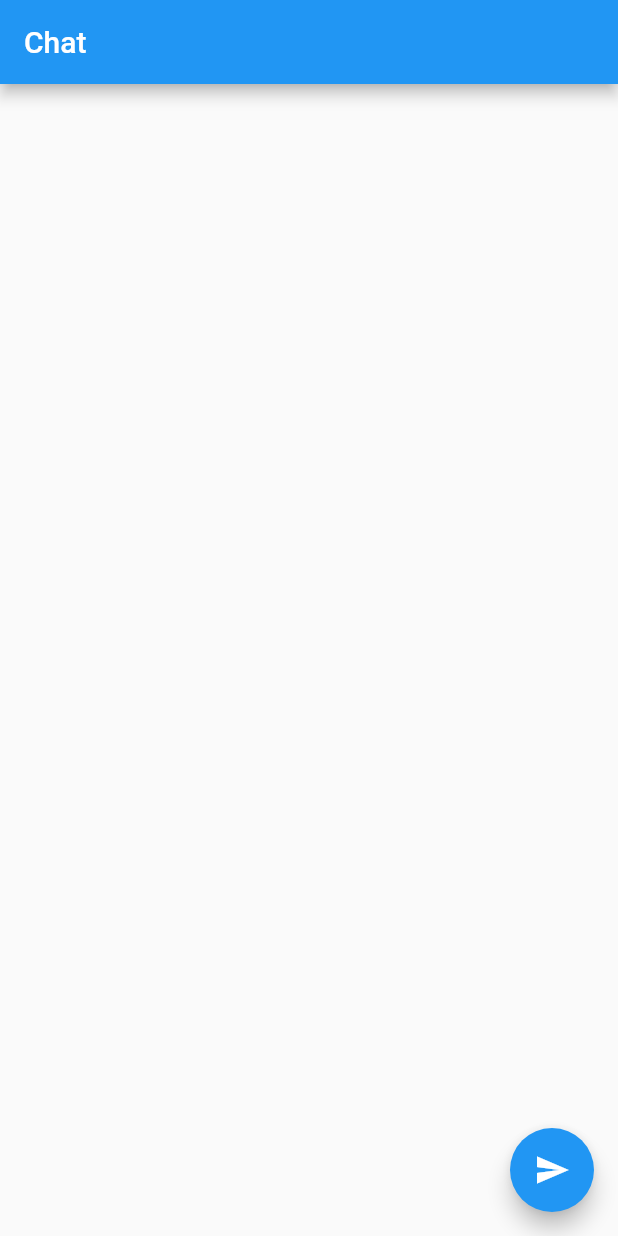
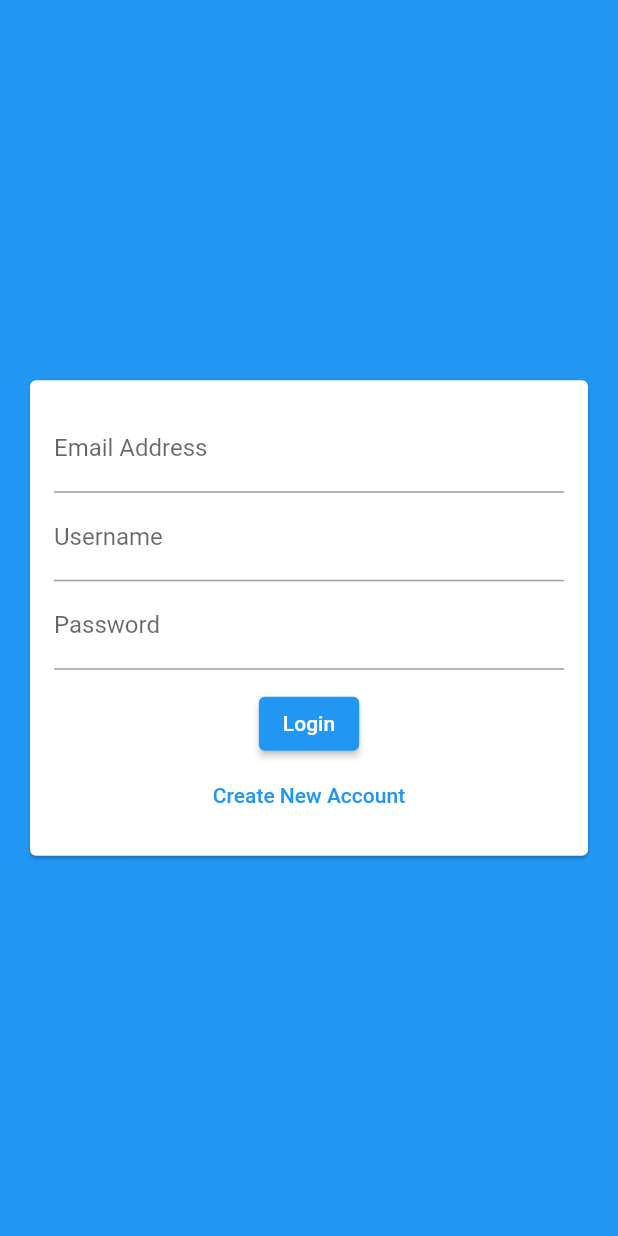
Before and after one commit to dondonjedd/chat-app, a Flutter app: the screen it shows after launch, on a phone screen of 412 x 824 dp. Run offline on Flutter 3.47's test engine with Material 2 defaults, Android fonts, the phone set to English and light mode, and no system bars; our stand-ins replace cloud_firestore, firebase_core; accounts and stored records are empty.

Commit message:
create basic auth screen

```diff
--- a/lib/main.dart
+++ b/lib/main.dart
@@ -1,4 +1,4 @@
-import 'package:chat_app/screens/chat_screen.dart';
+import 'package:chat_app/screens/auth_screen.dart';
 import 'package:flutter/material.dart';
 import 'package:firebase_core/firebase_core.dart';
 
@@ -19,7 +19,7 @@ class MyApp extends StatelessWidget {
       theme: ThemeData(
         primarySwatch: Colors.blue,
       ),
-      home: const ChatScreen(),
+      home: const AuthScreen(),
     );
   }
 }
--- a/lib/screens/auth_screen.dart
+++ b/lib/screens/auth_screen.dart
@@ -0,0 +1,18 @@
+import 'package:chat_app/widgets/auth_form.dart';
+import 'package:flutter/material.dart';
+
+class AuthScreen extends StatefulWidget {
+  const AuthScreen({super.key});
+
+  @override
+  State<AuthScreen> createState() => _AuthScreenState();
+}
+
+class _AuthScreenState extends State<AuthScreen> {
+  @override
+  Widget build(BuildContext context) {
+    return Scaffold(
+        backgroundColor: Theme.of(context).primaryColor,
+        body: const AuthForm());
+  }
+}
--- /dev/null
+++ b/lib/widgets/auth_form.dart
@@ -0,0 +1,47 @@
+import 'package:flutter/material.dart';
+
+class AuthForm extends StatefulWidget {
+  const AuthForm({super.key});
+
+  @override
+  State<AuthForm> createState() => _AuthFormState();
+}
+
+class _AuthFormState extends State<AuthForm> {
+  @override
+  Widget build(BuildContext context) {
+    return Center(
+      child: Card(
+        margin: const EdgeInsets.all(20),
+        child: SingleChildScrollView(
+          child: Padding(
+            padding: const EdgeInsets.all(16),
+            child: Form(
+                child: Column(
+              mainAxisSize: MainAxisSize.min,
+              children: [
+                TextFormField(
+                  keyboardType: TextInputType.emailAddress,
+                  decoration: const InputDecoration(labelText: 'Email Address'),
+                ),
+                TextFormField(
+                  decoration: const InputDecoration(labelText: 'Username'),
+                ),
+                TextFormField(
+                  decoration: const InputDecoration(labelText: 'Password'),
+                  obscureText: true,
+                ),
+                const SizedBox(
+                  height: 12,
+                ),
+                ElevatedButton(onPressed: () {}, child: const Text('Login')),
+                TextButton(
+                    onPressed: () {}, child: const Text('Create New Account')),
+              ],
+            )),
+          ),
+        ),
+      ),
+    );
+  }
+}
```
